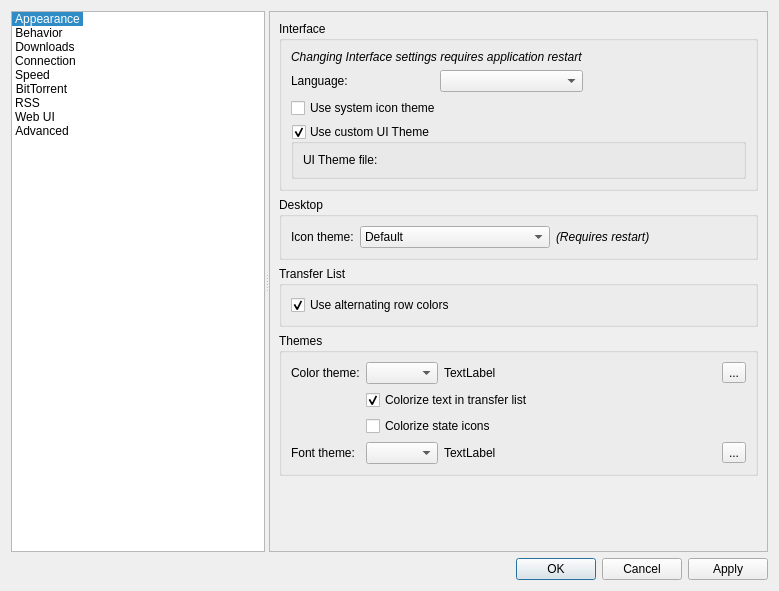
Qt form src/gui/optionsdialog.ui (zeule/qbit) before a commit.
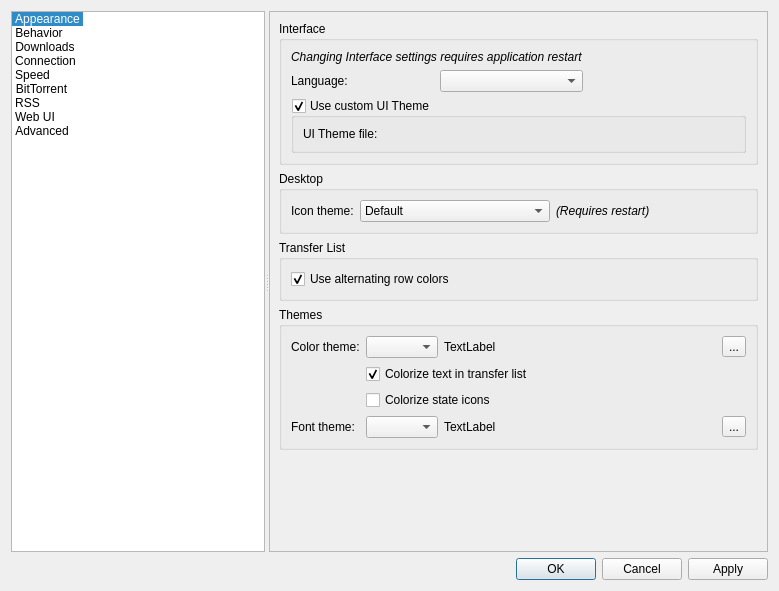
The same form after that commit. Icons and pictures are not drawn. Custom widgets are drawn as their Qt base class.

Patch:
```diff
--- a/src/gui/optionsdialog.ui
+++ b/src/gui/optionsdialog.ui
@@ -180,13 +180,6 @@
                  </property>
                 </widget>
                </item>
-               <item row="2" column="0" colspan="2">
-                <widget class="QCheckBox" name="checkUseSystemIcon">
-                 <property name="text">
-                  <string>Use system icon theme</string>
-                 </property>
-                </widget>
-               </item>
                <item row="1" column="1">
                 <widget class="QComboBox" name="comboI18n">
                  <property name="minimumSize">
```
